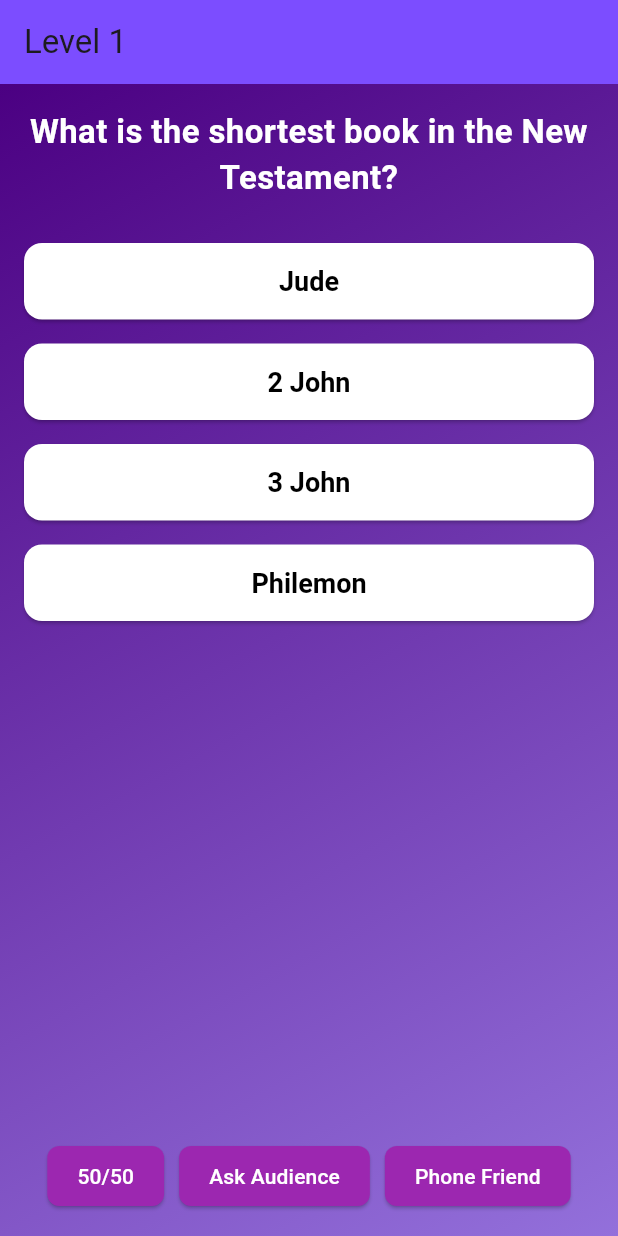
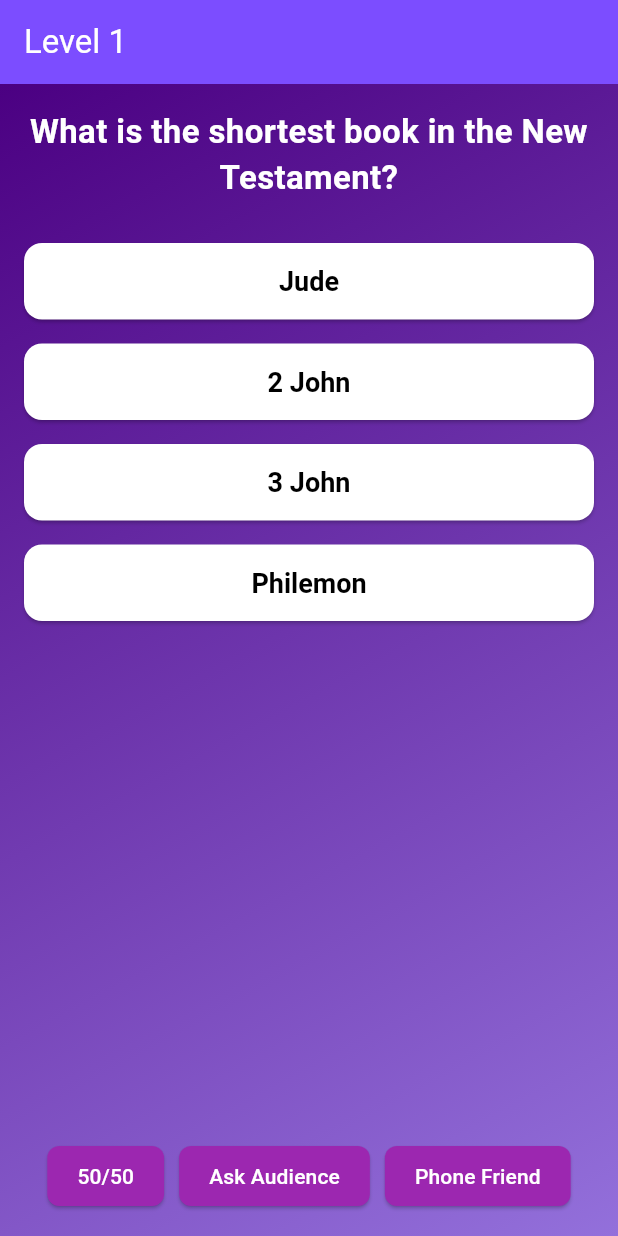
Before and after one commit to adedayo924/bible_game_n, a Flutter app: the GameScreen screen opened directly with empty values, on a phone screen of 412 x 824 dp. Run offline on Flutter 3.47's test engine with Material 3 defaults, Android fonts, the phone set to English and light mode, and no system bars; our stand-ins replace audioplayers.

Commit message:
improved the UI

```diff
--- a/lib/game_complete_screen.dart
+++ b/lib/game_complete_screen.dart
@@ -1,6 +1,6 @@
 // game_complete_screen.dart
 import 'package:flutter/material.dart';
-import 'game_screen.dart'; // Ensure this import is still correct
+// Ensure this import is still correct
 
 class GameCompleteScreen extends StatelessWidget {
   final String playerName;
--- a/lib/game_screen.dart
+++ b/lib/game_screen.dart
@@ -21,6 +21,10 @@ class GameState extends State<GameScreen> {
   String friendHint = "";
   final AudioPlayer _audioPlayer = AudioPlayer();
 
+  // New state variables for answer feedback
+  int? _selectedAnswerIndex;
+  bool _answerSubmitted = false;
+
   @override
   void initState() {
     super.initState();
@@ -31,24 +35,61 @@ class GameState extends State<GameScreen> {
     setState(() => isLoading = true);
     game = Game();
     await game.initializeGame(widget.playerName);
+    // Reset feedback state for new question/game
+    _selectedAnswerIndex = null;
+    _answerSubmitted = false;
     setState(() => isLoading = false);
   }
 
   void _playSound(String soundFileName) async {
+    // Ensure you have sound files in assets/sounds/ and pubspec.yaml configured
     await _audioPlayer.play(AssetSource('sounds/$soundFileName'));
   }
 
+  // Helper function to determine button color based on state
+  Color _getButtonColor(int optionIndex) {
+    if (!_answerSubmitted) {
+      return Colors.white; // Default color before answer is submitted
+    }
+
+    // After answer is submitted
+    if (optionIndex == game.currentQuestion!.correctAnswer) {
+      return Colors.green; // Correct answer
+    } else if (optionIndex == _selectedAnswerIndex) {
+      return Colors.red; // User's incorrect answer
+    }
+    return Colors.white; // Other incorrect answers remain default
+  }
+
+  // Helper function to determine text color for options
+  Color _getButtonTextColor(int optionIndex) {
+    if (!_answerSubmitted) {
+      return Colors.black; // Default text color
+    }
+    // After answer is submitted, if it's the selected or correct answer, make text white for contrast
+    if (optionIndex == game.currentQuestion!.correctAnswer || optionIndex == _selectedAnswerIndex) {
+      return Colors.white;
+    }
+    return Colors.black; // Other answers remain black
+  }
+
+
   void _handleAnswer(int answerIndex) async {
+    if (_answerSubmitted) return; // Prevent multiple taps
+
+    setState(() {
+      _selectedAnswerIndex = answerIndex;
+      _answerSubmitted = true; // Mark that an answer has been submitted
+    });
+
     bool isCorrect = await game.checkAnswer(answerIndex);
+
     if (isCorrect) {
       _playSound('correct_answer.mp3');
-    } else {
-      _playSound('incorrect_answer.mp3');
-    }
-
+      // If correct, no delay, just move to the next question
+      // or game complete if all questions are done
       setState(() {
-      if (game.gameOver) {
-        if (game.allQuestionsCompletedSuccessfully) {
+        if (game.gameOver) { // This means all questions were correctly exhausted
           _playSound('game_complete.mp3');
           Navigator.pushReplacement(
             context,
@@ -68,6 +109,19 @@ class GameState extends State<GameScreen> {
             ),
           );
         } else {
+          // Reset feedback state for the next question
+          _selectedAnswerIndex = null;
+          _answerSubmitted = false;
+        }
+      });
+    } else {
+      _playSound('incorrect_answer.mp3');
+
+      // If incorrect, show feedback colors, then delay, then navigate to Game Over
+      await Future.delayed(const Duration(seconds: 5)); // <-- 5-second delay here
+
+      if (!mounted) return; // Check if the widget is still in the tree
+
       Navigator.pushReplacement(
         context,
         MaterialPageRoute(
@@ -79,8 +133,6 @@ class GameState extends State<GameScreen> {
         ),
       );
     }
-      }
-    });
   }
 
   @override
@@ -100,10 +152,10 @@ class GameState extends State<GameScreen> {
     return Scaffold(
       appBar: AppBar(
         title: Text("Level ${game.currentLevel}"),
-        backgroundColor: Colors.deepPurpleAccent, // Still keep app bar distinct
-        elevation: 0, // Remove shadow for seamless gradient
+        backgroundColor: Colors.deepPurpleAccent,
+        elevation: 0,
+        foregroundColor: Colors.white, // Ensure app bar text is visible
       ),
-      // Apply gradient to the entire body
       body: Container(
         decoration: const BoxDecoration(
           gradient: LinearGradient(
@@ -120,40 +172,42 @@ class GameState extends State<GameScreen> {
           child: Column(
             crossAxisAlignment: CrossAxisAlignment.stretch,
             children: [
-              // ... (rest of your existing UI elements)
               Text(game.currentQuestion!.question,
-                  textAlign: TextAlign.center, // Center the question
-                  style: const TextStyle(fontSize: 22, color: Colors.white, fontWeight: FontWeight.bold)), // Added styling
+                  textAlign: TextAlign.center,
+                  style: const TextStyle(fontSize: 22, color: Colors.white, fontWeight: FontWeight.bold)),
               const SizedBox(height: 20),
+              // Dynamically styled answer buttons
               ...game.currentQuestion!.options.asMap().entries.map((entry) {
                 final index = entry.key;
                 final option = entry.value;
                 return Padding(
                   padding: const EdgeInsets.symmetric(vertical: 8.0),
-                  // We'll apply custom button styling here in the next step
                   child: ElevatedButton(
-                    onPressed: option.isEmpty ? null : () => _handleAnswer(index),
-                    style: ElevatedButton.styleFrom( // Start adding styles
-                      foregroundColor: Colors.black, // Text color
-                      backgroundColor: Colors.white, // Button background
+                    onPressed: (_answerSubmitted || option.isEmpty) ? null : () => _handleAnswer(index), // Disable if already submitted or empty
+                    style: ElevatedButton.styleFrom(
+                      foregroundColor: _getButtonTextColor(index), // Text color based on state
+                      backgroundColor: _getButtonColor(index), // Button background based on state
                       shape: RoundedRectangleBorder(
-                        borderRadius: BorderRadius.circular(12), // Slightly rounded corners
+                        borderRadius: BorderRadius.circular(12),
                       ),
                       padding: const EdgeInsets.symmetric(vertical: 15),
                       textStyle: const TextStyle(fontSize: 18, fontWeight: FontWeight.w600),
+                      disabledForegroundColor: Colors.grey, // Text color for disabled buttons
+                      disabledBackgroundColor: Colors.grey[200], // Background for disabled (empty) options
                     ),
                     child: Text(option),
                   ),
                 );
               }),
-              const Spacer(), // Pushes lifelines to the bottom
+              const Spacer(),
               Wrap(
-                spacing: 10.0, // Horizontal spacing between buttons
-                runSpacing: 10.0, // Vertical spacing between lines
-                alignment: WrapAlignment.center, // Center the buttons
+                spacing: 10.0,
+                runSpacing: 10.0,
+                alignment: WrapAlignment.center,
                 children: [
+                  // Lifeline buttons - also disabled if answer submitted
                   ElevatedButton(
-                    onPressed: game.fiftyFiftyUsed
+                    onPressed: (game.fiftyFiftyUsed || _answerSubmitted)
                         ? null
                         : () {
                       game.use5050();
@@ -162,14 +216,16 @@ class GameState extends State<GameScreen> {
                     },
                     style: ElevatedButton.styleFrom(
                       foregroundColor: Colors.white,
-                      backgroundColor: Colors.purple, // Different color for lifelines
+                      backgroundColor: Colors.purple,
                       shape: RoundedRectangleBorder(borderRadius: BorderRadius.circular(8)),
                       padding: const EdgeInsets.symmetric(horizontal: 20, vertical: 10),
+                      disabledForegroundColor: Colors.white54, // Dim text when disabled
+                      disabledBackgroundColor: Colors.purple[200], // Dim background when disabled
                     ),
                     child: const Text("50/50"),
                   ),
                   ElevatedButton(
-                    onPressed: game.askAudienceUsed
+                    onPressed: (game.askAudienceUsed || _answerSubmitted)
                         ? null
                         : () {
                       audienceVotes = game.askTheAudience();
@@ -181,11 +237,13 @@ class GameState extends State<GameScreen> {
                       backgroundColor: Colors.purple,
                       shape: RoundedRectangleBorder(borderRadius: BorderRadius.circular(8)),
                       padding: const EdgeInsets.symmetric(horizontal: 20, vertical: 10),
+                      disabledForegroundColor: Colors.white54,
+                      disabledBackgroundColor: Colors.purple[200],
                     ),
                     child: const Text("Ask Audience"),
                   ),
                   ElevatedButton(
-                    onPressed: game.phoneAFriendUsed
+                    onPressed: (game.phoneAFriendUsed || _answerSubmitted)
                         ? null
                         : () {
                       friendHint = game.phoneAFriend();
@@ -197,6 +255,8 @@ class GameState extends State<GameScreen> {
                       backgroundColor: Colors.purple,
                       shape: RoundedRectangleBorder(borderRadius: BorderRadius.circular(8)),
                       padding: const EdgeInsets.symmetric(horizontal: 20, vertical: 10),
+                      disabledForegroundColor: Colors.white54,
+                      disabledBackgroundColor: Colors.purple[200],
                     ),
                     child: const Text("Phone Friend"),
                   ),
@@ -207,9 +267,14 @@ class GameState extends State<GameScreen> {
                   padding: const EdgeInsets.only(top: 16.0),
                   child: Column(
                     children: audienceVotes.entries.map((entry) {
+                      // Ensure 'option' is not empty before displaying
+                      String optionText = game.currentQuestion!.options[entry.key];
+                      if (optionText.isEmpty) {
+                        return const SizedBox.shrink(); // Hide if option was removed by 50/50
+                      }
                       return Padding(
                         padding: const EdgeInsets.symmetric(vertical: 4.0),
-                        child: Text("Option ${entry.key + 1}: ${entry.value}%", style: const TextStyle(color: Colors.white70)),
+                        child: Text("$optionText: ${entry.value}%", style: const TextStyle(color: Colors.white70)),
                       );
                     }).toList(),
                   ),
```
Lines whose indentation alone changed are shown as unchanged.
